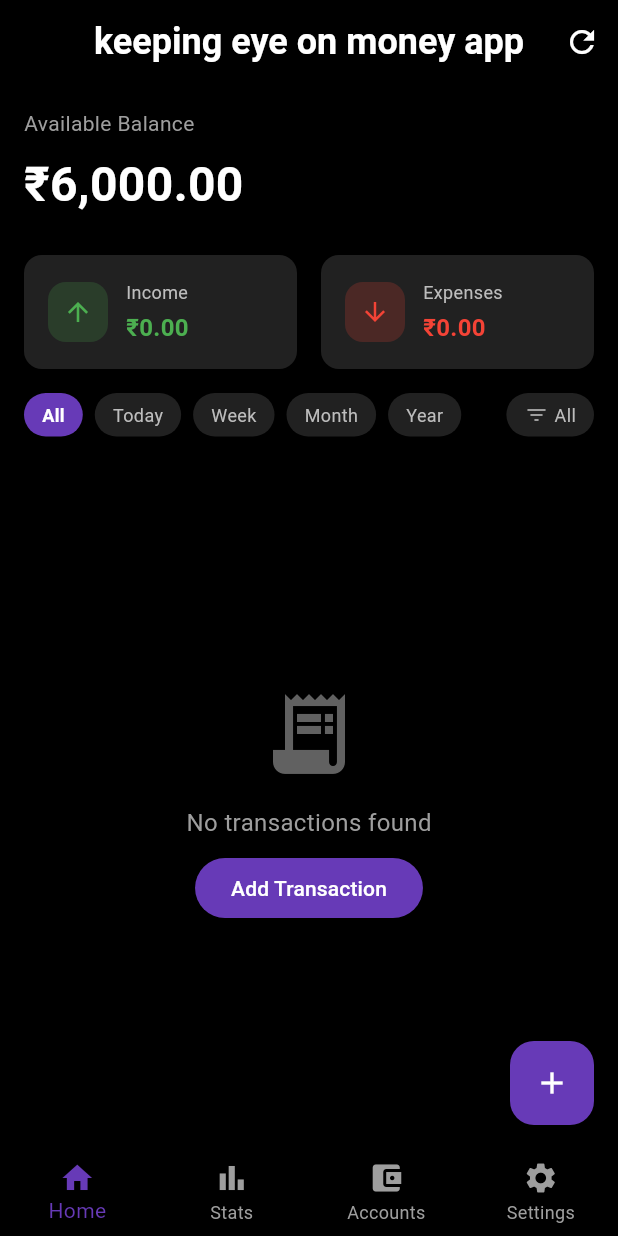
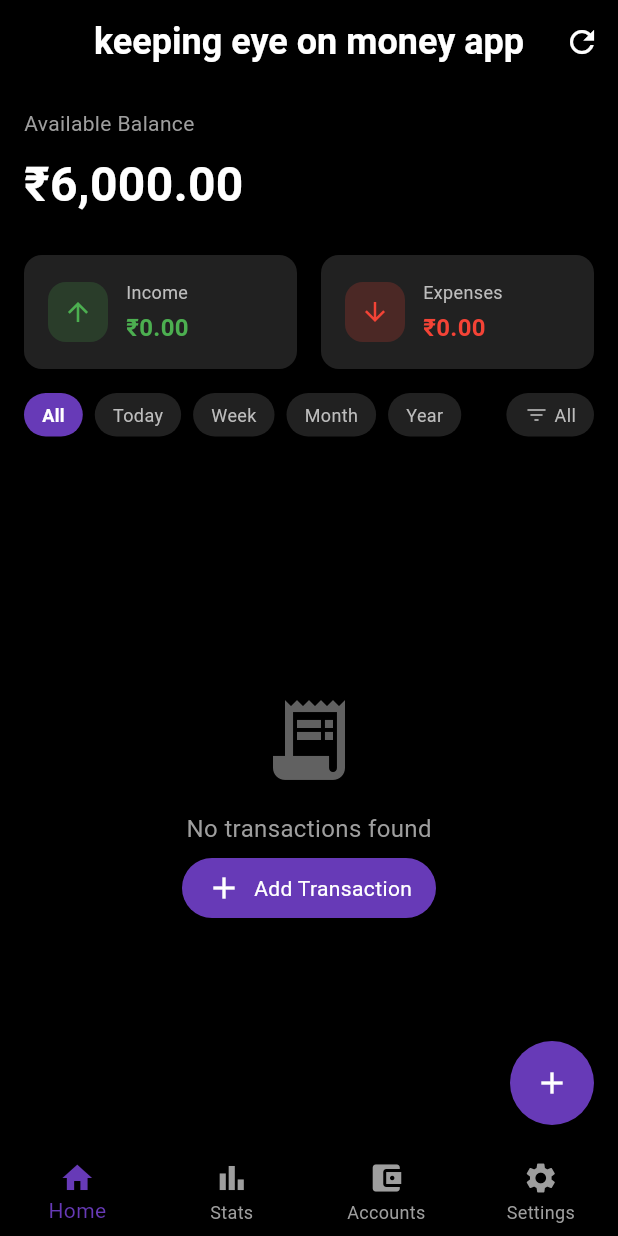
Before and after one commit to gagan-j/expence_manager_base_p1, a Flutter app: the screen it shows once a user with an empty profile is signed in, on a phone screen of 412 x 824 dp. Run offline on Flutter 3.47's test engine with Material 3 defaults, Android fonts, the phone set to English and light mode, and no system bars; our stand-ins replace firebase_auth, firebase_core, flutter_local_notifications, google_sign_in, shared_preferences, sqflite and 1 more; accounts and stored records are empty.

Commit message:
finishing_part

```diff
--- a/lib/main.dart
+++ b/lib/main.dart
@@ -12,9 +12,6 @@ void main() async {
 
   // Initialize the transaction service
   await TransactionService().initialize();
-
-  // Comment out the notification service
-  // await NotificationService().init();
 
   runApp(const MyApp());
 }
@@ -33,6 +30,8 @@ class MyApp extends StatelessWidget {
           primary: Colors.deepPurple,
           secondary: Colors.deepPurpleAccent,
         ),
+        // We'll use the standard page transitions instead of custom ones here
+        // Remove the custom page transitions theme that was causing errors
       ),
       home: StreamBuilder<User?>(
         stream: FirebaseAuth.instance.authStateChanges(),
--- a/lib/screens/home_screen.dart
+++ b/lib/screens/home_screen.dart
@@ -2,6 +2,8 @@ import 'package:flutter/material.dart';
 import 'package:intl/intl.dart';
 import '../models/transaction.dart';
 import '../services/transaction_service.dart';
+import 'new_expense_screen.dart';
+import 'package:animations/animations.dart';
 import 'new_expense_screen.dart';
 
 class HomeScreen extends StatefulWidget {
@@ -281,7 +283,7 @@ class _HomeScreenState extends State<HomeScreen> {
 
             const SizedBox(height: 16),
 
-            // Transaction list
+
             Expanded(
               child: _transactions.isEmpty
                   ? Center(
@@ -302,23 +304,40 @@ class _HomeScreenState extends State<HomeScreen> {
                       ),
                     ),
                     const SizedBox(height: 8),
-                    ElevatedButton(
-                      onPressed: () {
-                        Navigator.push(
-                          context,
-                          MaterialPageRoute(
-                            builder: (context) => const NewExpenseScreen(),
-                          ),
-                        ).then((_) => _loadData());
-                      },
-                      style: ElevatedButton.styleFrom(
-                        backgroundColor: Colors.deepPurple,
-                        shape: RoundedRectangleBorder(
-                          borderRadius: BorderRadius.circular(20),
-                        ),
-                      ),
-                      child: const Text('Add Transaction',style: TextStyle(color: Colors.white),),
+                // Inside your home_screen.dart file, find the ElevatedButton in the "No transactions found" section
+
+
+// Then replace the existing ElevatedButton with:
+              OpenContainer(
+                transitionType: ContainerTransitionType.fade,
+                transitionDuration: const Duration(milliseconds: 500),
+                closedElevation: 0,
+                closedShape: RoundedRectangleBorder(
+                  borderRadius: BorderRadius.circular(20),
+                ),
+                closedColor: Colors.deepPurple,
+                closedBuilder: (context, openContainer) {
+                  return Padding(
+                    padding: const EdgeInsets.symmetric(horizontal: 16, vertical: 8),
+                    child: Row(
+                      mainAxisSize: MainAxisSize.min,
+                      children: const [
+                        Icon(Icons.add, color: Colors.white),
+                        SizedBox(width: 8),
+                        Text('Add Transaction', style: TextStyle(color: Colors.white)),
+                      ],
                     ),
+                  );
+                },
+                openBuilder: (context, _) {
+                  return const NewExpenseScreen();
+                },
+                onClosed: (value) {
+                  if (value == true) {
+                    _loadData(); // Call your existing _loadData method
+                  }
+                },
+              ),
                   ],
                 ),
               )
--- a/lib/screens/main_navigation.dart
+++ b/lib/screens/main_navigation.dart
@@ -1,3 +1,4 @@
+import 'package:animations/animations.dart'; // Add this import
 import 'package:flutter/material.dart';
 import 'home_screen.dart';
 import 'stats_screen.dart';
@@ -9,7 +10,7 @@ class MainNavigation extends StatefulWidget {
   const MainNavigation({Key? key}) : super(key: key);
 
   @override
-  _MainNavigationState createState() => _MainNavigationState();
+  State<MainNavigation> createState() => _MainNavigationState();
 }
 
 class _MainNavigationState extends State<MainNavigation> {
@@ -42,51 +43,6 @@ class _MainNavigationState extends State<MainNavigation> {
     final offsetAnimation = animation.drive(tween);
 
     return SlideTransition(position: offsetAnimation, child: child);
-  }
-
-  // Modified to use Container Transform animation
-  void _navigateToAddTransaction(BuildContext context) {
-    Navigator.of(context).push(
-      PageRouteBuilder(
-        pageBuilder: (context, animation, secondaryAnimation) {
-          return const NewExpenseScreen();
-        },
-        transitionsBuilder: (context, animation, secondaryAnimation, child) {
-          // Use simpler animation to avoid the BorderRadius error
-          final curvedAnimation = CurvedAnimation(
-            parent: animation,
-            curve: Curves.easeInOut,
-          );
-
-          // Scale animation
-          final scaleAnimation = Tween<double>(
-            begin: 0.0,
-            end: 1.0,
-          ).animate(curvedAnimation);
-
-          // Fade animation
-          final fadeAnimation = Tween<double>(
-            begin: 0.0,
-            end: 1.0,
-          ).animate(curvedAnimation);
-
-          return ScaleTransition(
-            scale: scaleAnimation,
-            child: FadeTransition(
-              opacity: fadeAnimation,
-              child: child,
-            ),
-          );
-        },
-        transitionDuration: const Duration(milliseconds: 300),
-      ),
-    ).then((value) {
-      if (value == true) {
-        setState(() {
-          // Optionally refresh here
-        });
-      }
-    });
   }
 
   @override
@@ -126,14 +82,44 @@ class _MainNavigationState extends State<MainNavigation> {
           ),
         ],
       ),
-
-
-      floatingActionButton: _selectedIndex != 2 ? FloatingActionButton(
-        backgroundColor: Colors.deepPurple,
-        child: const Icon(Icons.add, color: Colors.white),
-        onPressed: () => _navigateToAddTransaction(context),
-      ) : null,
+      // Only show FAB when not on the Accounts screen
+      floatingActionButton: _selectedIndex != 2 ? _buildFAB() : null,
       floatingActionButtonLocation: FloatingActionButtonLocation.endFloat,
     );
   }
+
+  // New method to build the FAB with container transform
+  Widget _buildFAB() {
+    return OpenContainer(
+      transitionType: ContainerTransitionType.fade, // You can also use 'fadeThrough'
+      transitionDuration: const Duration(milliseconds: 500),
+      closedElevation: 6.0,
+      closedShape: const RoundedRectangleBorder(
+        borderRadius: BorderRadius.all(Radius.circular(28.0)),
+      ),
+      closedColor: Colors.deepPurple,
+      closedBuilder: (context, openContainer) {
+        return SizedBox(
+          height: 56.0,
+          width: 56.0,
+          child: Center(
+            child: Icon(
+              Icons.add,
+              color: Colors.white,
+            ),
+          ),
+        );
+      },
+      openBuilder: (context, _) {
+        return const NewExpenseScreen();
+      },
+      onClosed: (value) {
+        if (value == true) {
+          setState(() {
+            // Optionally refresh here if needed
+          });
+        }
+      },
+    );
+  }
 }
--- a/pubspec.yaml
+++ b/pubspec.yaml
@@ -23,7 +23,7 @@ dependencies:
   flutter_local_notifications: ^15.1.0
   syncfusion_flutter_charts: ^29.1.35
   cupertino_icons: ^1.0.8
-  animations: ^2.0.8
+  animations: ^2.0.11
 
 dev_dependencies:
   flutter_test:
```
